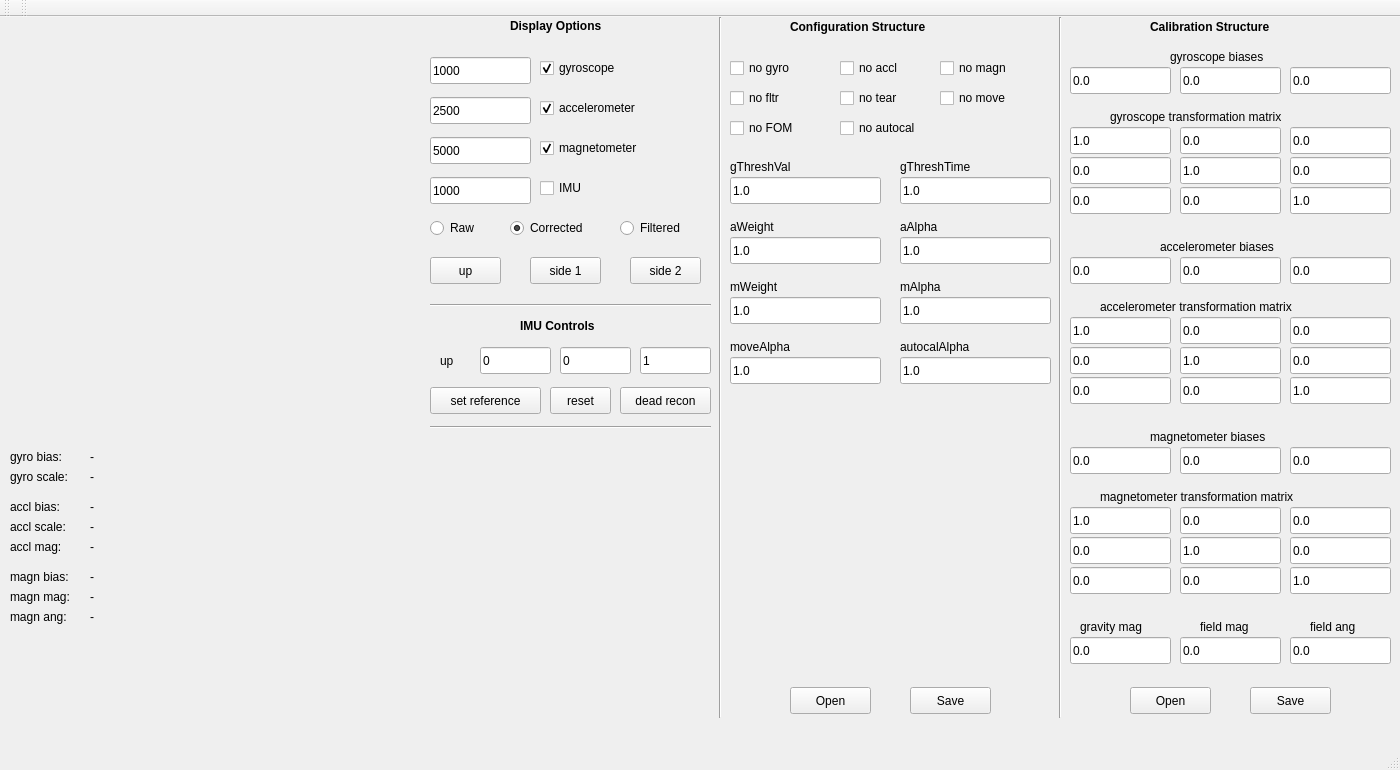
First picture: the form in display/windowGUI.ui, repository ssymeonidis/displayIMU, before the edit.
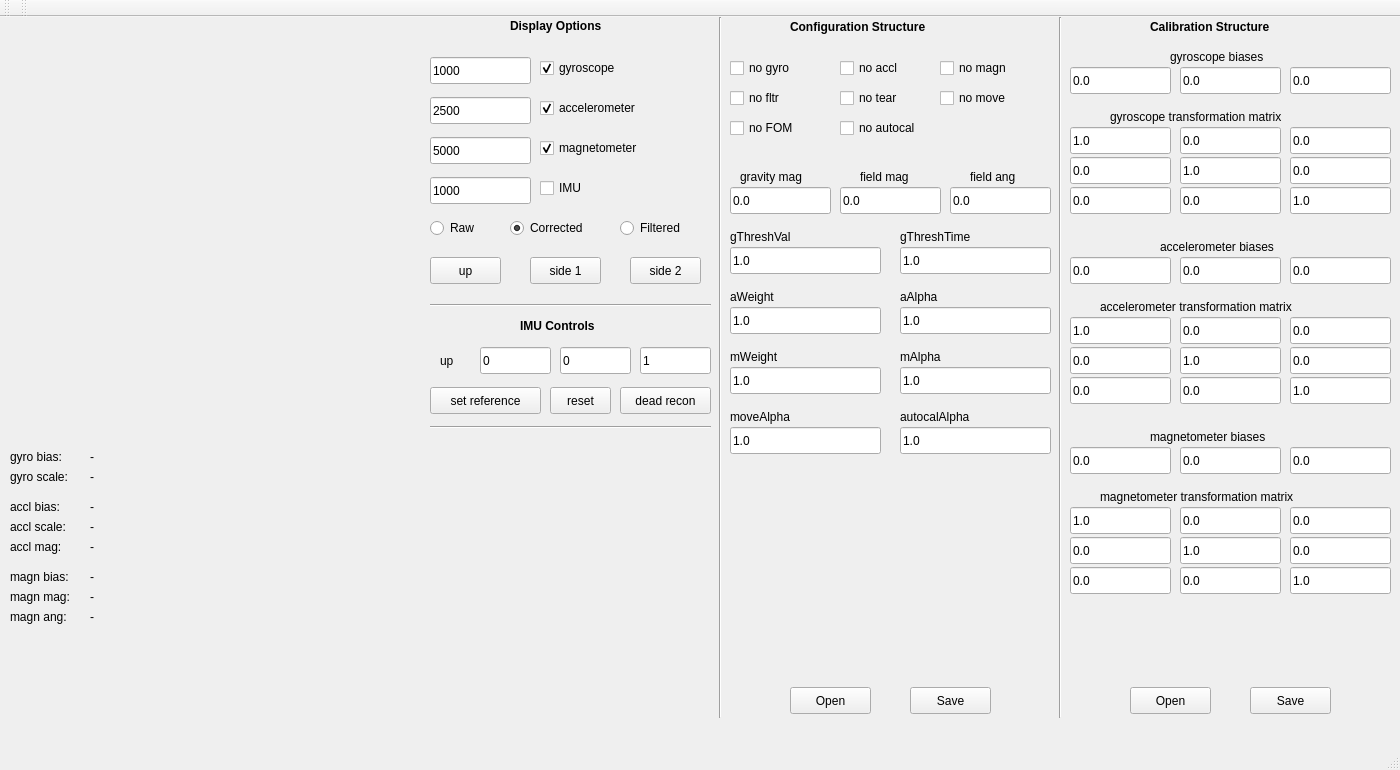
Second picture: the form after the edit. Custom widgets are drawn as their Qt base class.

Diff of the .ui file:
```diff
--- a/display/windowGUI.ui
+++ b/display/windowGUI.ui
@@ -970,8 +970,8 @@
    <widget class="QLineEdit" name="mMag">
     <property name="geometry">
      <rect>
-      <x>1180</x>
-      <y>620</y>
+      <x>840</x>
+      <y>170</y>
       <width>101</width>
       <height>27</height>
      </rect>
@@ -983,8 +983,8 @@
    <widget class="QLineEdit" name="aMag">
     <property name="geometry">
      <rect>
-      <x>1070</x>
-      <y>620</y>
+      <x>730</x>
+      <y>170</y>
       <width>101</width>
       <height>27</height>
      </rect>
@@ -996,8 +996,8 @@
    <widget class="QLabel" name="labelCalib7">
     <property name="geometry">
      <rect>
-      <x>1080</x>
-      <y>600</y>
+      <x>740</x>
+      <y>150</y>
       <width>81</width>
       <height>20</height>
      </rect>
@@ -1015,8 +1015,8 @@
    <widget class="QLineEdit" name="mAng">
     <property name="geometry">
      <rect>
-      <x>1290</x>
-      <y>620</y>
+      <x>950</x>
+      <y>170</y>
       <width>101</width>
       <height>27</height>
      </rect>
@@ -1028,8 +1028,8 @@
    <widget class="QLabel" name="labelCalib8">
     <property name="geometry">
      <rect>
-      <x>1200</x>
-      <y>600</y>
+      <x>860</x>
+      <y>150</y>
       <width>71</width>
       <height>20</height>
      </rect>
@@ -1047,8 +1047,8 @@
    <widget class="QLabel" name="labelCalib9">
     <property name="geometry">
      <rect>
-      <x>1310</x>
-      <y>600</y>
+      <x>970</x>
+      <y>150</y>
       <width>71</width>
       <height>20</height>
      </rect>
@@ -1067,7 +1067,7 @@
     <property name="geometry">
      <rect>
       <x>730</x>
-      <y>140</y>
+      <y>210</y>
       <width>121</width>
       <height>20</height>
      </rect>
@@ -1542,7 +1542,7 @@
     <property name="geometry">
      <rect>
       <x>730</x>
-      <y>160</y>
+      <y>230</y>
       <width>151</width>
       <height>27</height>
      </rect>
@@ -1555,7 +1555,7 @@
     <property name="geometry">
      <rect>
       <x>900</x>
-      <y>160</y>
+      <y>230</y>
       <width>151</width>
       <height>27</height>
      </rect>
@@ -1568,7 +1568,7 @@
     <property name="geometry">
      <rect>
       <x>900</x>
-      <y>140</y>
+      <y>210</y>
       <width>121</width>
       <height>20</height>
      </rect>
@@ -1587,7 +1587,7 @@
     <property name="geometry">
      <rect>
       <x>900</x>
-      <y>200</y>
+      <y>270</y>
       <width>121</width>
       <height>20</height>
      </rect>
@@ -1606,7 +1606,7 @@
     <property name="geometry">
      <rect>
       <x>730</x>
-      <y>200</y>
+      <y>270</y>
       <width>121</width>
       <height>20</height>
      </rect>
@@ -1625,7 +1625,7 @@
     <property name="geometry">
      <rect>
       <x>730</x>
-      <y>220</y>
+      <y>290</y>
       <width>151</width>
       <height>27</height>
      </rect>
@@ -1638,7 +1638,7 @@
     <property name="geometry">
      <rect>
       <x>900</x>
-      <y>220</y>
+      <y>290</y>
       <width>151</width>
       <height>27</height>
      </rect>
@@ -1651,7 +1651,7 @@
     <property name="geometry">
      <rect>
       <x>900</x>
-      <y>280</y>
+      <y>350</y>
       <width>151</width>
       <height>27</height>
      </rect>
@@ -1664,7 +1664,7 @@
     <property name="geometry">
      <rect>
       <x>900</x>
-      <y>260</y>
+      <y>330</y>
       <width>121</width>
       <height>20</height>
      </rect>
@@ -1683,7 +1683,7 @@
     <property name="geometry">
      <rect>
       <x>730</x>
-      <y>280</y>
+      <y>350</y>
       <width>151</width>
       <height>27</height>
      </rect>
@@ -1696,7 +1696,7 @@
     <property name="geometry">
      <rect>
       <x>730</x>
-      <y>260</y>
+      <y>330</y>
       <width>121</width>
       <height>20</height>
      </rect>
@@ -1715,7 +1715,7 @@
     <property name="geometry">
      <rect>
       <x>900</x>
-      <y>340</y>
+      <y>410</y>
       <width>151</width>
       <height>27</height>
      </rect>
@@ -1728,7 +1728,7 @@
     <property name="geometry">
      <rect>
       <x>900</x>
-      <y>320</y>
+      <y>390</y>
       <width>121</width>
       <height>20</height>
      </rect>
@@ -1815,7 +1815,7 @@
     <property name="geometry">
      <rect>
       <x>730</x>
-      <y>320</y>
+      <y>390</y>
       <width>121</width>
       <height>20</height>
      </rect>
@@ -1834,7 +1834,7 @@
     <property name="geometry">
      <rect>
       <x>730</x>
-      <y>340</y>
+      <y>410</y>
       <width>151</width>
       <height>27</height>
      </rect>
```
